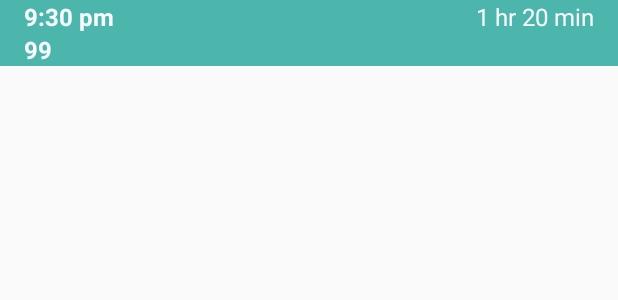
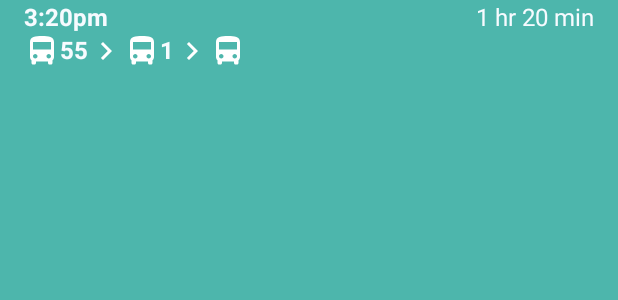
Before and after one commit to MichaelTien8901/Capstone-Project, an Android app: the layout list_item_routes.xml on its own in the app's theme, with its tools: preview values and no code run, on a phone screen of 412 x 824 dp. Shown: the top 300 px of the screen. Run offline under Robolectric (Android 15) with nearby library versions, the phone set to English and light mode, and no system bars.

```diff
--- a/app/src/main/java/com/ymsgsoft/michaeltien/hummingbird/MapsActivity.java
+++ b/app/src/main/java/com/ymsgsoft/michaeltien/hummingbird/MapsActivity.java
@@ -34,7 +34,6 @@ import com.google.android.gms.maps.SupportMapFragment;
 import com.google.android.gms.maps.model.CameraPosition;
 import com.google.android.gms.maps.model.LatLng;
 import com.google.android.gms.maps.model.MarkerOptions;
-import com.ymsgsoft.michaeltien.hummingbird.TransitNoView.TransitNoView;
 import com.ymsgsoft.michaeltien.hummingbird.data.RoutesProvider;
 import com.ymsgsoft.michaeltien.hummingbird.playservices.FavoriteRecyclerViewAdapter;
 
@@ -61,8 +60,6 @@ public class MapsActivity extends AppCompatActivity
     private Boolean locationReady = false, mapReady = false;
     @Bind(R.id.drawer_layout) DrawerLayout mDrawer;
     @Bind(R.id.list_favorites)  RecyclerView mRecyclerView;
-    @Bind(R.id.test_transit)
-    TransitNoView mTestTransitView;
     @Override
     public void onConnectionSuspended(int i) {
         // The connection to Google Play services was lost for some reason. We call connect() to
--- a/app/src/main/res/layout/fragment_detail_route.xml
+++ b/app/src/main/res/layout/fragment_detail_route.xml
@@ -75,7 +75,7 @@
                 <!--android:text="99"/>-->
         <!--</LinearLayout>-->
     <!--</LinearLayout>-->
-    <!--<include layout="@layout/route_title_view"/>-->
+    <!--<include layout="@layout/transit_no_view"/>-->
     <fragment xmlns:android="http://schemas.android.com/apk/res/android"
         android:layout_width="match_parent"
         android:layout_height="0dp"
--- a/app/src/main/res/layout/list_item_routes.xml
+++ b/app/src/main/res/layout/list_item_routes.xml
@@ -1,63 +1,18 @@
 <?xml version="1.0" encoding="utf-8"?>
-<LinearLayout xmlns:android="http://schemas.android.com/apk/res/android"
-    android:orientation="vertical"
+<FrameLayout xmlns:android="http://schemas.android.com/apk/res/android"
     android:layout_width="match_parent"
-    android:layout_height="wrap_content"
-    >
-    <LinearLayout
-        android:orientation="horizontal"
+    android:layout_height="match_parent"
+    android:background="@color/list_background"
+    xmlns:custom="http://schemas.android.com/apk/res-auto">
+    <com.ymsgsoft.michaeltien.hummingbird.TransitNoView.TransitNoView
         android:layout_width="match_parent"
         android:layout_height="wrap_content"
-        android:paddingLeft="@dimen/activity_horizontal_margin"
-        android:paddingRight="@dimen/activity_horizontal_margin"
-        android:background="@color/list_background"
-        >
-        <TextView
-            android:layout_width="wrap_content"
-            android:layout_height="wrap_content"
-            android:layout_weight="1"
-            android:id = "@+id/list_item_depart_time"
-            android:textColor="#f7fbff"
-            android:textSize="16sp"
-            android:textStyle="bold"
-            android:gravity="left"
-            android:layout_gravity="left|start"
-            android:text="9:30 pm"/>
-        <TextView
-            android:layout_width="wrap_content"
-            android:layout_height="wrap_content"
-            android:id = "@+id/list_item_duration"
-            android:textColor="#f7fbff"
-            android:textSize="16sp"
-            android:gravity="right|end"
-            android:layout_gravity="right|end"
-            android:text="1 hr 20 min"/>
-    </LinearLayout>
-    <LinearLayout
-        android:layout_width="match_parent"
-        android:layout_height="wrap_content"
-        android:orientation="horizontal"
-        android:background="@color/list_background"
-        android:id = "@+id/list_item_routes_container"
-        android:paddingLeft="@dimen/activity_horizontal_margin"
-        android:paddingRight="@dimen/activity_horizontal_margin"
-        >
-        <ImageView
-            android:id="@+id/list_item_route_icon"
-            android:layout_width="wrap_content"
-            android:layout_height="wrap_content"
-            android:gravity="left"
-            android:tint="#ffffff"
-            />
-        <TextView
-            android:layout_width="wrap_content"
-            android:layout_height="wrap_content"
-            android:id = "@+id/list_item_transit_no"
-            android:textColor="#f7fbff"
-            android:textSize="16sp"
-            android:textStyle="bold"
-            android:gravity="left"
-            android:layout_gravity="top"
-            android:text="99"/>
-    </LinearLayout>
-</LinearLayout>
+        android:id="@+id/transit_no_view"
+        custom:transit_numbers="55,1,null,4"
+        custom:departure="3:20pm"
+        custom:duration="1 hr 20 min"
+        custom:layout_file="@layout/transit_no_view"
+        custom:res_icon="@drawable/ic_directions_bus"
+        custom:max_icons="3"
+        />
+</FrameLayout>
```
Also changed, not shown: app/src/main/java/com/ymsgsoft/michaeltien/hummingbird/playservices/RouteAdapter.java (+38 -35 lines), app/src/main/res/layout/activity_detail_route.xml (+9 -3 lines), app/src/main/res/layout/content_main.xml (+0 -22 lines), app/src/main/res/layout/transit_no_view.xml (renamed from app/src/main/res/layout/route_title_view.xml, +0 -8 lines).
